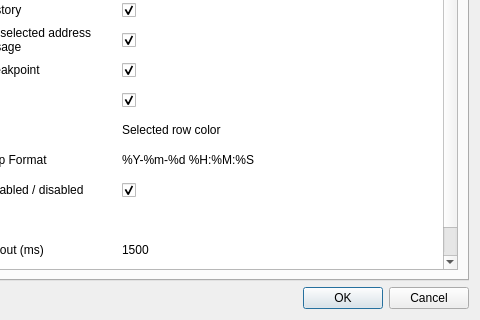
Before: the Qt Designer form resources/designer/settingsDialog.ui in jetedonner/LLDBPyGUI, drawn with Qt 5; both pictures show x 160 to 640 and y 160 to 480 of the 640 by 480 pixel window.
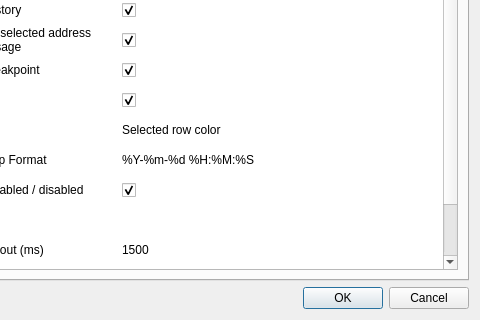
After: the same form once the commit is applied.

Patch:
```diff
--- a/resources/designer/settingsDialog.ui
+++ b/resources/designer/settingsDialog.ui
@@ -106,6 +106,11 @@
            <string>Exit LLDB on App exit</string>
           </property>
          </row>
+         <row>
+          <property name="text">
+           <string>Show date in logView</string>
+          </property>
+         </row>
          <column>
           <property name="text">
            <string>Setting</string>
@@ -335,6 +340,25 @@
           </property>
          </item>
          <item row="12" column="1">
+          <property name="text">
+           <string/>
+          </property>
+          <property name="checkState">
+           <enum>Checked</enum>
+          </property>
+         </item>
+         <item row="13" column="0">
+          <property name="text">
+           <string>Show date in logView</string>
+          </property>
+          <property name="checkState">
+           <enum>Checked</enum>
+          </property>
+         </item>
+         <item row="13" column="1">
+          <property name="text">
+           <string/>
+          </property>
           <property name="checkState">
            <enum>Checked</enum>
           </property>
```
